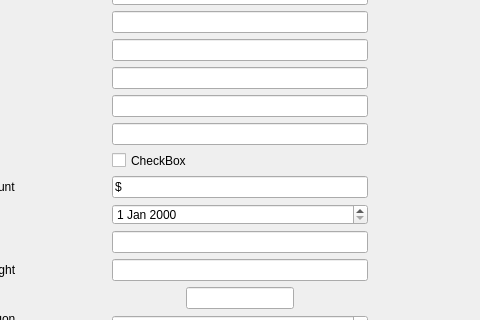
Before: the Qt Designer form SoftwareApplication/newvehicle.ui in mkalikas/InventoryTracking, drawn with Qt 5; both pictures show x 102 to 582 and y 126 to 446 of the 1185 by 830 pixel window.
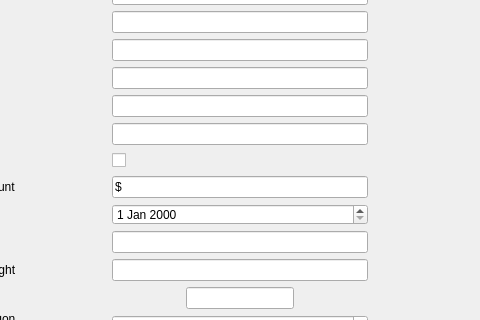
After: the same form once the commit is applied.

What changed in the file:
```diff
--- a/SoftwareApplication/newvehicle.ui
+++ b/SoftwareApplication/newvehicle.ui
@@ -31,7 +31,7 @@
   <property name="sizeGripEnabled">
    <bool>true</bool>
   </property>
-  <widget class="QWidget" name="">
+  <widget class="QWidget" name="layoutWidget">
    <property name="geometry">
     <rect>
      <x>22</x>
@@ -621,7 +621,7 @@
        </size>
       </property>
       <property name="text">
-       <string>CheckBox</string>
+       <string/>
       </property>
      </widget>
     </item>
@@ -768,7 +768,7 @@
     </item>
    </layout>
   </widget>
-  <widget class="QWidget" name="">
+  <widget class="QWidget" name="layoutWidget">
    <property name="geometry">
     <rect>
      <x>990</x>
```
Left out of the diff: 5 changed lines with no effect on the pictures.
